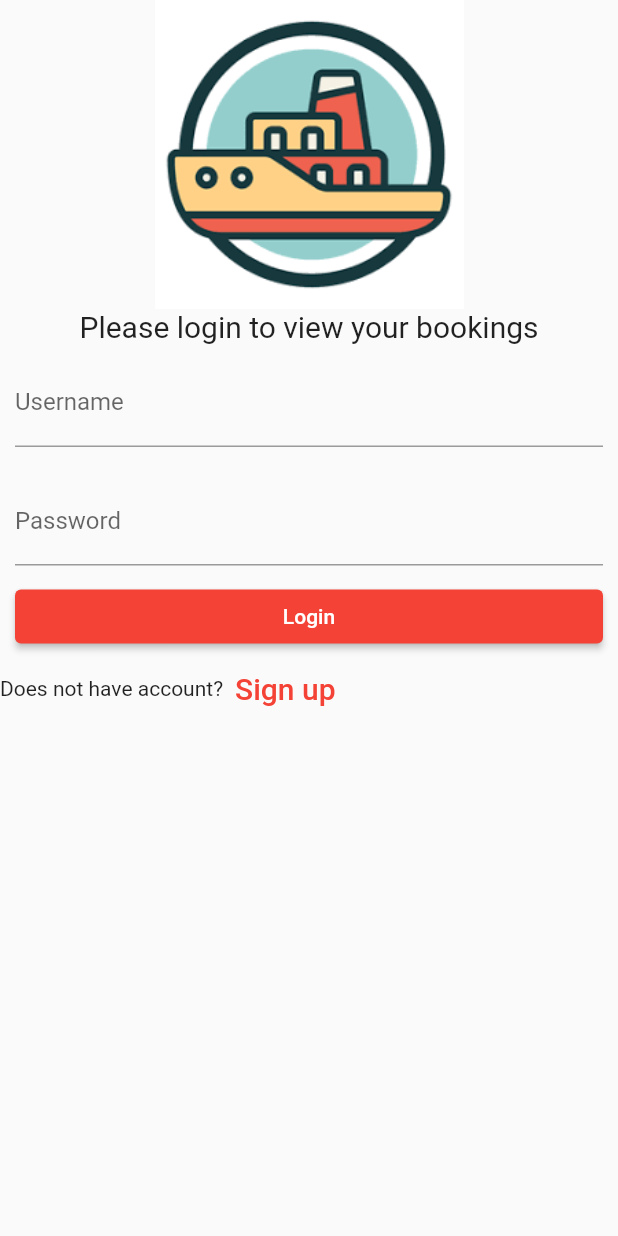
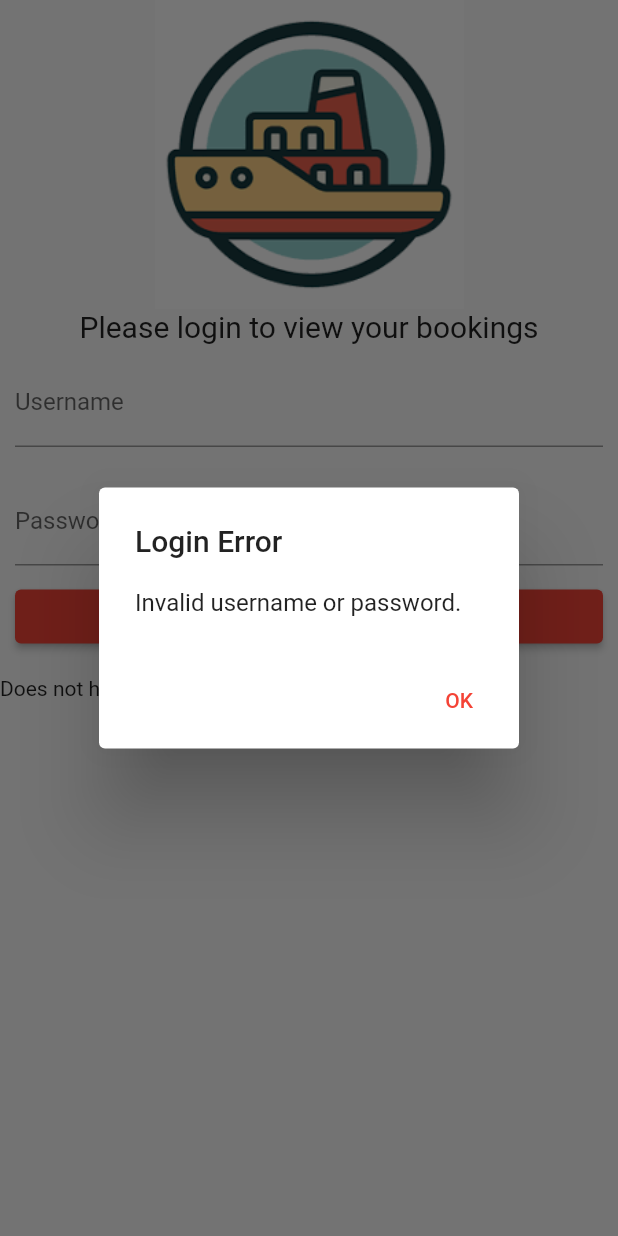
Before and after one commit to AhmadAyman089/ferry_ticket_application, a Flutter app: the screen it shows after launch, after a tap on "Login", on a phone screen of 412 x 824 dp. Run offline on Flutter 3.47's test engine with Material 2 defaults, Android fonts, the light colour scheme and no system bars; our stand-ins replace font_awesome_flutter, sqflite; accounts and stored records are empty.

Commit message:
Update login.dart

```diff
--- a/lib/pages/login.dart
+++ b/lib/pages/login.dart
@@ -6,25 +6,20 @@ import 'package:ferry_ticket_application/services/database_service.dart';
 
 import 'home_page.dart';
 
-class LoginPage  extends StatefulWidget {
-
+class LoginPage extends StatefulWidget {
   @override
   _LoginPageState createState() => _LoginPageState();
 }
 
 class _LoginPageState extends State<LoginPage> {
-
   TextEditingController nameController = TextEditingController();
   TextEditingController passwordController = TextEditingController();
 
   @override
-
   Widget build(BuildContext context) {
     bool loginError = false;
 
     return Scaffold(
-
-
         body: SizedBox(
             width: MediaQuery.of(context).size.width,
             child: Column(
@@ -34,7 +29,6 @@ class _LoginPageState extends State<LoginPage> {
                     'assets/ferrylogo.png',
                     width: MediaQuery.of(context).size.width / 2,
                   ),
-
                   Container(
                       alignment: Alignment.center,
                       child: const Text(
@@ -81,7 +75,8 @@ class _LoginPageState extends State<LoginPage> {
                           onPressed: () {
                             Navigator.pushReplacement(
                               context,
-                      MaterialPageRoute(builder: (context) => SigninForm()),
+                              MaterialPageRoute(
+                                  builder: (context) => SigninForm()),
                             );
                           }),
                     ],
@@ -100,16 +95,30 @@ class _LoginPageState extends State<LoginPage> {
       await Navigator.pushReplacement(
         context,
         MaterialPageRoute(builder: (context) => HomePage(userID: userID)),
-
       );
 
       //TODO: Replace ViewBookingForm with the screen where you can manage bookings.
 
+      return true;
+    } else {
+      showDialog(
+        context: context,
+        builder: (BuildContext context) {
+          return AlertDialog(
+            title: Text('Login Error'),
+            content: Text('Invalid username or password.'),
+            actions: [
+              TextButton(
+                onPressed: () {
+                  Navigator.of(context).pop();
+                },
+                child: Text('OK'),
+              ),
+            ],
+          );
+        },
+      );
 
-      return true;
-
-    } else {
-      print("Try again!");
       return false;
     }
   }
```
Lines whose indentation alone changed are shown as unchanged.
